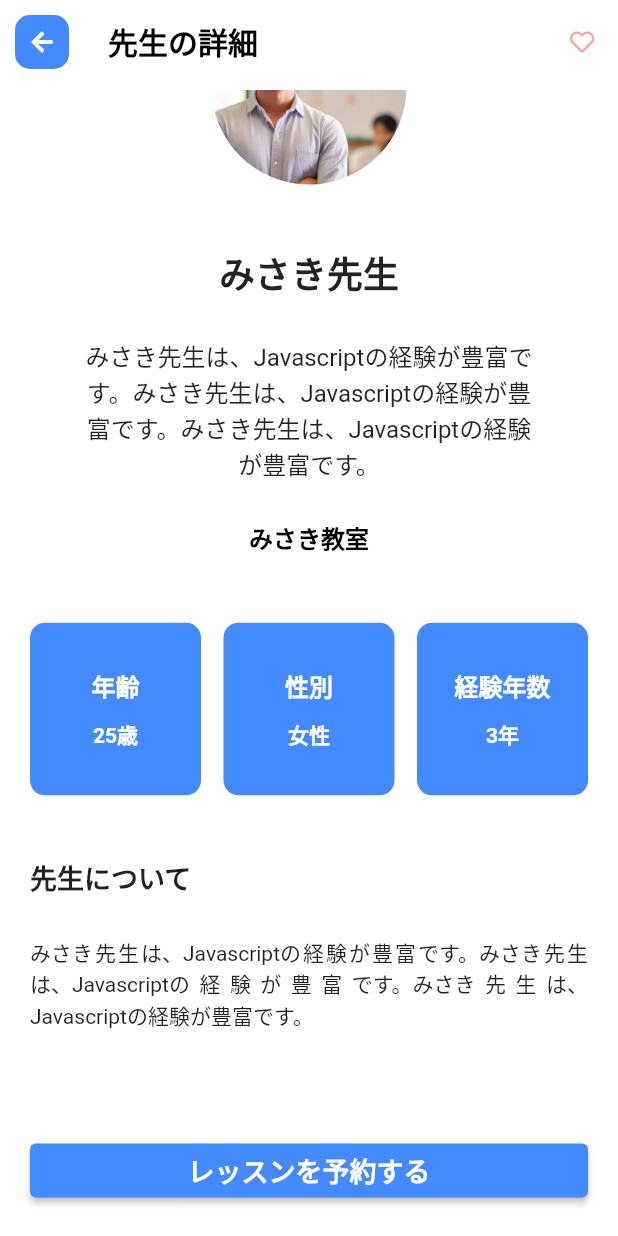
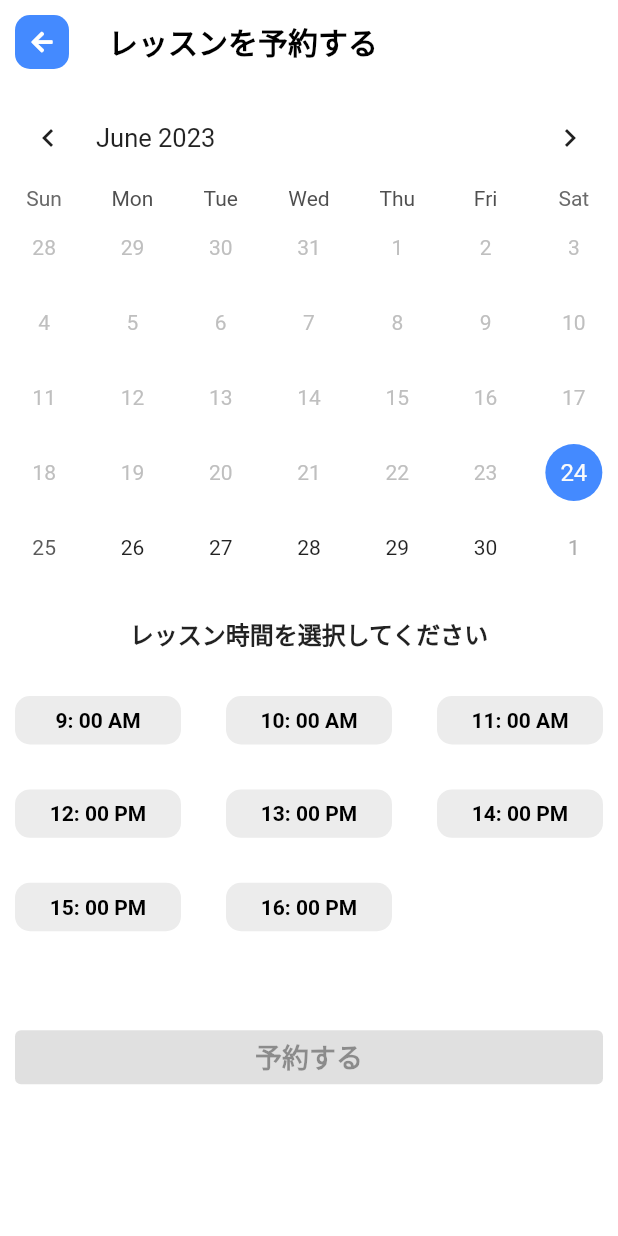
Before and after one commit to shinnkura/flutter_and_laravel, a Flutter app: the TeacherDetails screen opened by its route, scrolled down 67 dp, after a tap on "レッスンを予約する", on a phone screen of 412 x 824 dp. Run offline on Flutter 3.47's test engine with Material 2 defaults, Android fonts, the phone set to English and light mode, and no system bars; drawn by our look-alikes of table_calendar; our stand-ins replace font_awesome_flutter, lottie.

```diff
--- /dev/null
+++ b/lib/screens/booking_page.dart
@@ -0,0 +1,170 @@
+import 'package:flutter/material.dart';
+import 'package:flutter_and_laravel/components/button.dart';
+import 'package:flutter_and_laravel/components/custom_appbar.dart';
+import 'package:flutter_and_laravel/utils/config.dart';
+import 'package:font_awesome_flutter/font_awesome_flutter.dart';
+import 'package:table_calendar/table_calendar.dart';
+
+class BookingPage extends StatefulWidget {
+  const BookingPage({super.key});
+
+  @override
+  State<BookingPage> createState() => _BookingPageState();
+}
+
+class _BookingPageState extends State<BookingPage> {
+  CalendarFormat _format = CalendarFormat.month;
+  DateTime _focusedDay = DateTime.now();
+  DateTime _currentDay = DateTime.now();
+  int? _currentIndex;
+  bool _isWeekend = false;
+  bool _dateSelected = false;
+  bool _timeSelected = false;
+  @override
+  Widget build(BuildContext context) {
+    Config().init(context);
+    return Scaffold(
+      appBar: CustomAppbar(
+        appTitle: 'レッスンを予約する',
+        icon: FaIcon(
+          FontAwesomeIcons.arrowLeft,
+        ),
+      ),
+      body: CustomScrollView(
+        slivers: <Widget>[
+          SliverToBoxAdapter(
+            child: Column(
+              children: <Widget>[
+                _tableCalender(),
+                Padding(
+                  padding: EdgeInsets.symmetric(
+                    horizontal: 20,
+                    vertical: 20,
+                  ),
+                  child: Center(
+                    child: Text(
+                      'レッスン時間を選択してください',
+                      style: TextStyle(
+                        fontSize: 16,
+                        fontWeight: FontWeight.bold,
+                      ),
+                    ),
+                  ),
+                ),
+              ],
+            ),
+          ),
+          _isWeekend
+              ? SliverToBoxAdapter(
+                  child: Container(
+                    padding: EdgeInsets.symmetric(horizontal: 10, vertical: 30),
+                    alignment: Alignment.center,
+                    child: Text(
+                      '土日はレッスンを予約できません。',
+                      style: TextStyle(
+                        fontSize: 16,
+                        fontWeight: FontWeight.bold,
+                        color: Colors.grey,
+                      ),
+                    ),
+                  ),
+                )
+              : SliverGrid(
+                  delegate: SliverChildBuilderDelegate(
+                    (context, index) {
+                      return InkWell(
+                        splashColor: Colors.transparent,
+                        onTap: () {
+                          setState(() {
+                            _currentIndex = index;
+                            _timeSelected = true;
+                          });
+                        },
+                        child: Container(
+                          margin: const EdgeInsets.all(10),
+                          decoration: BoxDecoration(
+                            color: _currentIndex == index
+                                ? Config.primaryColor
+                                : Colors.grey.withOpacity(0.2),
+                            borderRadius: BorderRadius.circular(10),
+                          ),
+                          alignment: Alignment.center,
+                          child: Text(
+                            '${index + 9}: 00 ${index + 9 > 11 ? "PM" : "AM"}',
+                            style: TextStyle(
+                              color: _currentIndex == index
+                                  ? Colors.white
+                                  : Colors.black,
+                              fontWeight: FontWeight.bold,
+                            ),
+                          ),
+                        ),
+                      );
+                    },
+                    childCount: 8,
+                  ),
+                  gridDelegate: SliverGridDelegateWithFixedCrossAxisCount(
+                    crossAxisCount: 3,
+                    childAspectRatio: 2.5,
+                    crossAxisSpacing: 10,
+                    mainAxisSpacing: 10,
+                  ),
+                ),
+          SliverToBoxAdapter(
+            child: Container(
+              padding: EdgeInsets.symmetric(horizontal: 10, vertical: 50),
+              child: Button(
+                width: double.infinity,
+                title: '予約する',
+                onPressed: () {
+                  Navigator.of(context).pushNamed('success_booking');
+                },
+                disable: _timeSelected && _dateSelected ? false : true,
+              ),
+            ),
+          ),
+        ],
+      ),
+    );
+  }
+
+  Widget _tableCalender() {
+    return TableCalendar(
+      focusedDay: _focusedDay,
+      firstDay: DateTime.now(),
+      lastDay: DateTime(2023, 12, 31),
+      calendarFormat: _format,
+      currentDay: _currentDay,
+      rowHeight: 50,
+      calendarStyle: CalendarStyle(
+        todayDecoration: BoxDecoration(
+          color: Config.primaryColor,
+          shape: BoxShape.circle,
+        ),
+      ),
+      availableCalendarFormats: const {
+        CalendarFormat.month: 'Month',
+      },
+      onFormatChanged: (format) {
+        setState(() {
+          _format = format;
+        });
+      },
+      onDaySelected: (selectedDay, focusedDay) => setState(
+        () {
+          _currentDay = selectedDay;
+          _focusedDay = focusedDay;
+          _dateSelected = true;
+          if (selectedDay.weekday == DateTime.saturday ||
+              selectedDay.weekday == DateTime.sunday) {
+            _isWeekend = true;
+            _timeSelected = false;
+            _currentIndex = null;
+          } else {
+            _isWeekend = false;
+          }
+        },
+      ),
+    );
+  }
+}
--- a/lib/screens/teacher_details.dart
+++ b/lib/screens/teacher_details.dart
@@ -48,7 +48,9 @@
               child: Button(
                 width: double.infinity,
                 title: 'レッスンを予約する',
-                onPressed: () {},
+                onPressed: () {
+                  Navigator.of(context).pushNamed('booking_page');
+                },
                 disable: false,
               ),
             ),
```
Also changed, not shown: assets/success.json (added, +1 -0 lines), lib/main.dart (+4 -53 lines), lib/screens/success_booked.dart (added, +47 -0 lines).
